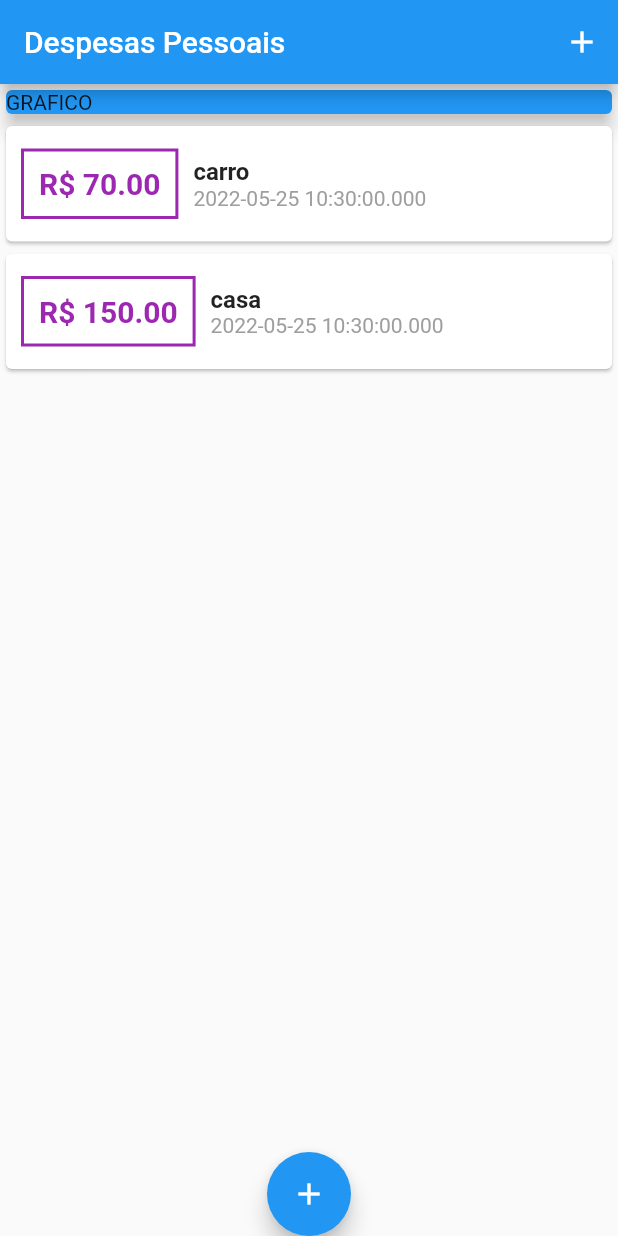
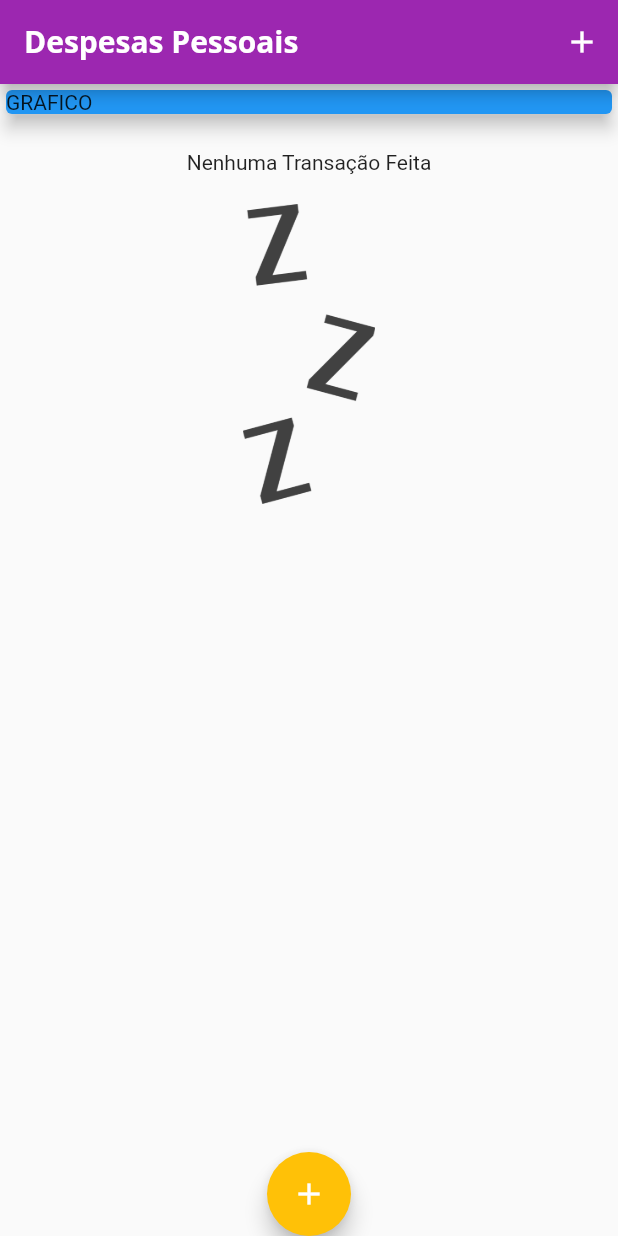
Before and after one commit to JaoOliveira/AppGestaoPessoal, a Flutter app: the screen it shows after launch, on a phone screen of 412 x 824 dp. Run offline on Flutter 3.47's test engine with Material 2 defaults, Android fonts, the phone set to English and light mode, and no system bars.

Commit message:
Foi adicionado o chart, e alteraçoes no main,transectionList

```diff
--- a/lib/components/transactionList.dart
+++ b/lib/components/transactionList.dart
@@ -1,6 +1,8 @@
+import 'package:expenses/components/trasactionsForm.dart';
 import 'package:expenses/models/transactions.dart';
 import 'package:flutter/material.dart';
 import '../models/transactions.dart';
+import 'package:intl/intl.dart';
 
 class transactionList extends StatelessWidget {
   List<Transactions> transaction;
@@ -10,7 +12,25 @@ class transactionList extends StatelessWidget {
   Widget build(BuildContext context) {
     return Container(
       height: 300,
-      child: ListView.builder(
+      child: transaction.isEmpty
+          ? Column(
+              children: [
+                SizedBox(height: 20),
+                Text(
+                  'Nenhuma Transação Feita',
+                ),
+                SizedBox(
+                  height: 20,
+                ),
+                Container(
+                    height: 200,
+                    child: Image.asset(
+                      'assents/imagen/waiting.png',
+                      fit: BoxFit.cover,
+                    )),
+              ],
+            )
+          : ListView.builder(
               itemCount: transaction.length,
               itemBuilder: (ctx, index) {
                 final tr = transaction[index];
@@ -39,10 +59,11 @@ class transactionList extends StatelessWidget {
                       children: [
                         Text(
                           tr.titulo,
-                    style: TextStyle(fontSize: 16, fontWeight: FontWeight.bold),
+                          style: TextStyle(
+                              fontSize: 16, fontWeight: FontWeight.bold),
                         ),
                         Text(
-                    tr.date.toString(),
+                          DateFormat('d MMMM y').format(tr.date),
                           style: TextStyle(color: Colors.grey),
                         ),
                       ],
--- a/lib/main.dart
+++ b/lib/main.dart
@@ -8,9 +8,33 @@ import '/models/transactions.dart';
 main() => runApp(Expenses());
 
 class Expenses extends StatelessWidget {
+  final ThemeData tema = ThemeData();
   @override
   Widget build(BuildContext context) {
-    return MaterialApp(home: MyHomePage());
+    return MaterialApp(
+      home: MyHomePage(),
+      theme: tema.copyWith(
+        colorScheme: tema.colorScheme.copyWith(
+          primary: Colors.purple,
+          secondary: Colors.amber,
+        ),
+        textTheme: tema.textTheme.copyWith(
+          headline6: TextStyle(
+            fontFamily: 'Quicksand',
+            fontSize: 18,
+            fontWeight: FontWeight.bold,
+            color: Colors.black,
+          ),
+        ),
+        appBarTheme: AppBarTheme(
+          titleTextStyle: TextStyle(
+            fontFamily: 'OpenSans',
+            fontSize: 20,
+            fontWeight: FontWeight.bold,
+          ),
+        ),
+      ),
+    );
   }
 }
 
@@ -20,11 +44,11 @@ class MyHomePage extends StatefulWidget {
 }
 
 class _MyHomePageState extends State<MyHomePage> {
-  final _Trasactions = [
-    Transactions(
-        id: 'D1', titulo: 'carro', value: 70.000, date: DateTime.now()),
-    Transactions(
-        id: 'D2', titulo: 'casa', value: 150.000, date: DateTime.now()),
+  final List<Transactions> _Trasactions = [
+    // Transactions(
+    //     id: 'D1', titulo: 'carro', value: 70.000, date: DateTime.now()),
+    // Transactions(
+    //     id: 'D2', titulo: 'casa', value: 150.000, date: DateTime.now()),
   ];
 
   _addTransaction(String title, double value) {
```
Also changed, not shown: lib/components/chart.dart (added, +43 -0 lines), pubspec.yaml (+15 -15 lines), assents/fonts/OpenSans-Bold.ttf (added), assents/fonts/OpenSans-Regular.ttf (added), assents/fonts/Quicksand-Bold.ttf (added), assents/fonts/Quicksand-Light.ttf (added), assents/fonts/Quicksand-Medium.ttf (added), assents/fonts/Quicksand-Regular.ttf (added), assents/imagen/waiting.png (added), pubspec.lock. Lines whose indentation alone changed are shown as unchanged.
